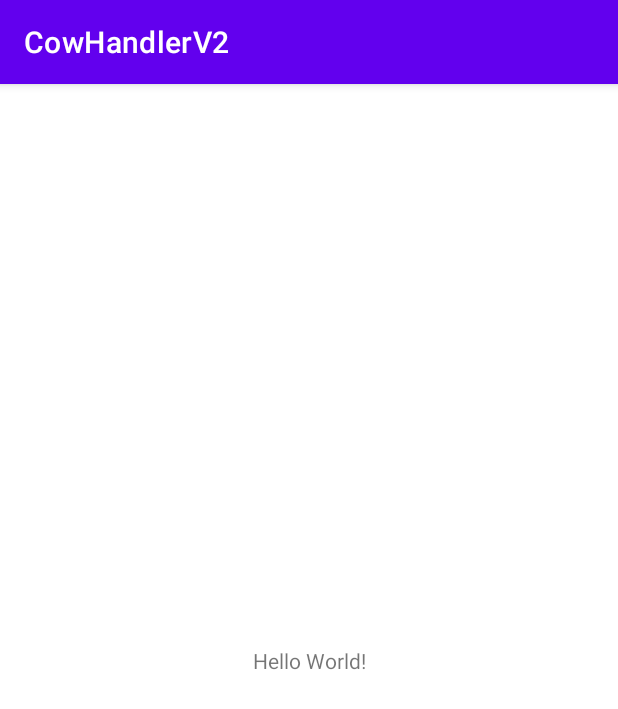
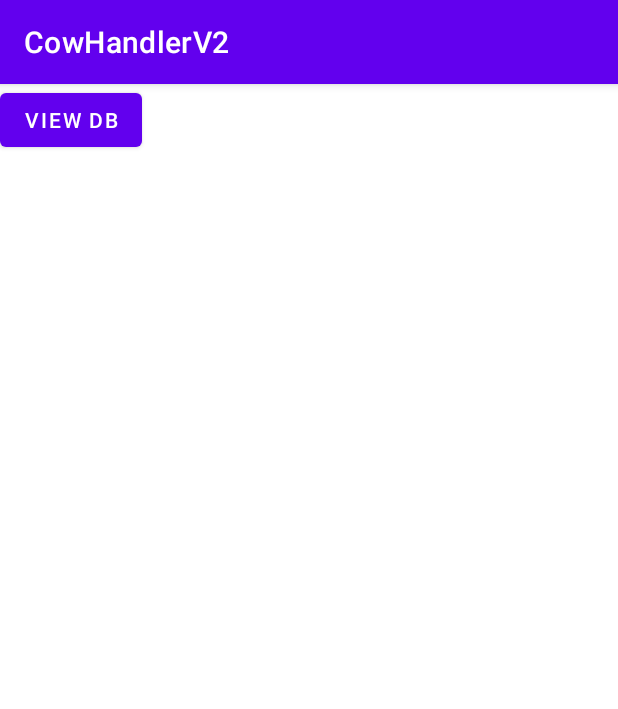
Before and after one commit to sboutros22/CowHandlerV2, an Android app: the screen it shows after launch (MainActivity), on a phone screen of 412 x 824 dp. Shown: the top 709 px of the screen. Run offline under Robolectric (Android 15) with nearby library versions, the phone set to English and light mode, and no system bars.

Commit message:
Activity creation with button click functionality

```diff
--- a/app/src/main/AndroidManifest.xml
+++ b/app/src/main/AndroidManifest.xml
@@ -22,6 +22,7 @@
                 <category android:name="android.intent.category.LAUNCHER" />
             </intent-filter>
         </activity>
+        <activity android:name=".OverviewPage"/>
     </application>
 
 </manifest>
--- a/app/src/main/java/com/clagroup/cowhandlerv2/MainActivity.java
+++ b/app/src/main/java/com/clagroup/cowhandlerv2/MainActivity.java
@@ -2,13 +2,28 @@ package com.clagroup.cowhandlerv2;
 
 import androidx.appcompat.app.AppCompatActivity;
 
+import android.content.Intent;
 import android.os.Bundle;
+import android.view.View;
+import android.widget.Button;
 
 public class MainActivity extends AppCompatActivity {
+
+    Button btn;
 
     @Override
     protected void onCreate(Bundle savedInstanceState) {
         super.onCreate(savedInstanceState);
         setContentView(R.layout.activity_main);
+
+        btn = findViewById(R.id.btn1);
+
+        btn.setOnClickListener(new View.OnClickListener() {
+            @Override
+            public void onClick(View view) {
+                Intent intent = new Intent(MainActivity.this,OverviewPage.class);
+                startActivity(intent);
+            }
+        });
     }
 }
--- a/app/src/main/res/layout/activity_main.xml
+++ b/app/src/main/res/layout/activity_main.xml
@@ -6,12 +6,13 @@
     android:layout_height="match_parent"
     tools:context=".MainActivity">
 
-    <TextView
+
+
+    <Button
+        android:id="@+id/btn1"
         android:layout_width="wrap_content"
         android:layout_height="wrap_content"
-        android:text="Hello World!"
-        app:layout_constraintBottom_toBottomOf="parent"
-        app:layout_constraintEnd_toEndOf="parent"
+        android:text="View DB"
         app:layout_constraintStart_toStartOf="parent"
         app:layout_constraintTop_toTopOf="parent" />
 
```
Also changed, not shown: app/src/main/java/com/clagroup/cowhandlerv2/OverviewPage.java (added, +14 -0 lines), app/src/main/res/layout/overview_page.xml (added, +15 -0 lines).
